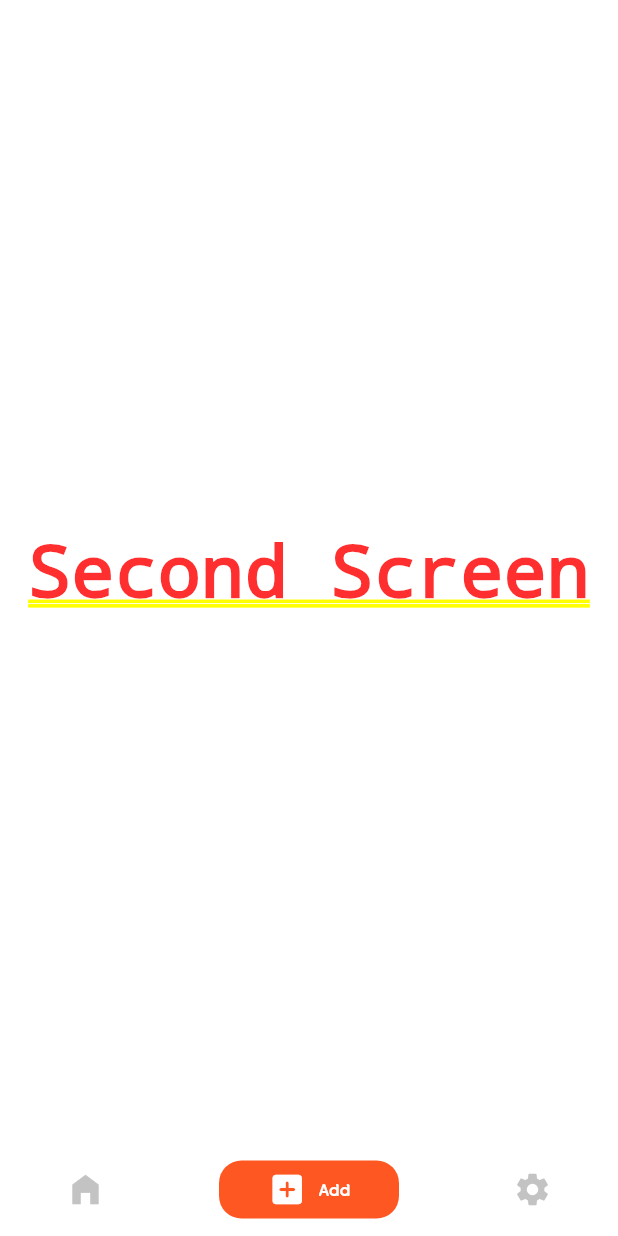
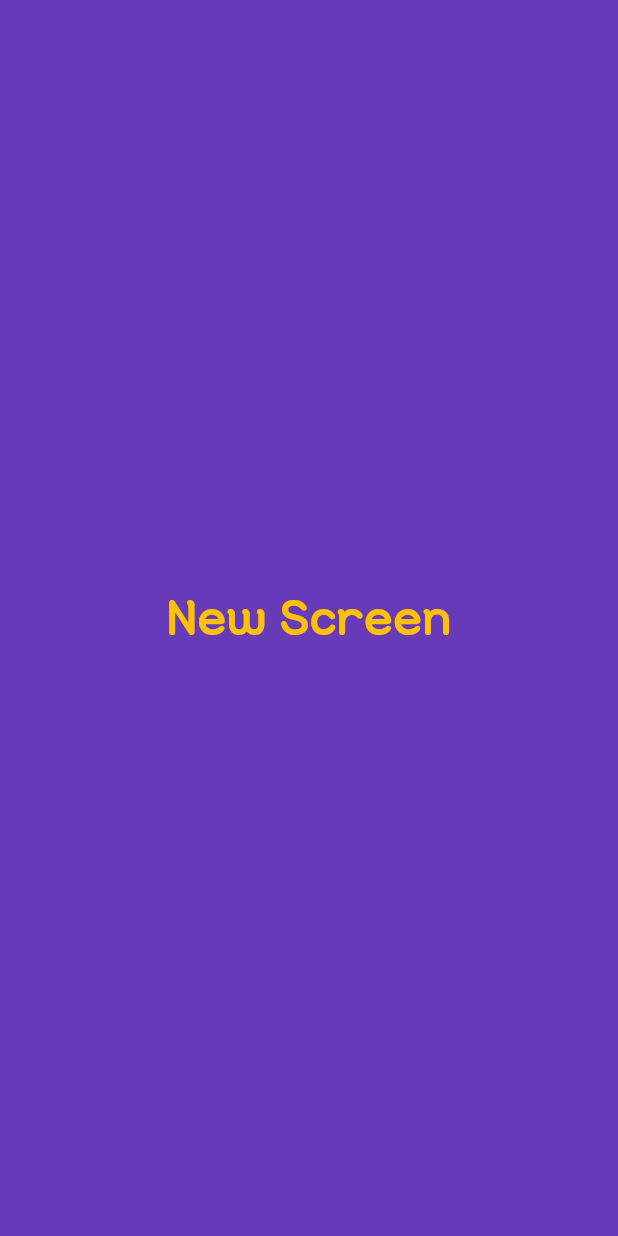
Before and after one commit to boglbbogl/flutter_goffer, a Flutter app: the screen it shows after launch, item 2 of the bottom bar chosen, on a phone screen of 412 x 824 dp. Run offline on Flutter 3.47's test engine with Material 2 defaults, Android fonts, the phone set to English and light mode, and no system bars; drawn by our look-alikes of persistent_bottom_nav_bar; our stand-ins replace get_it, injectable.

Commit message:
bottom Navigation bar Custom

```diff
--- /dev/null
+++ b/lib/presentation/create/create_main_page.dart
@@ -0,0 +1,20 @@
+import 'package:flutter/material.dart';
+import 'package:flutter_goffer/_constant/widgets/theme.dart';
+
+class CreateMainPage extends StatelessWidget {
+  const CreateMainPage({Key? key}) : super(key: key);
+
+  @override
+  Widget build(BuildContext context) {
+    return Container(
+      color: Colors.deepPurple,
+      child: Center(
+        child: Text(
+          'New Screen',
+          style: theme.textTheme.bodyText2!.copyWith(
+              color: Colors.amber, fontWeight: FontWeight.bold, fontSize: 40),
+        ),
+      ),
+    );
+  }
+}
--- a/lib/presentation/main_page.dart
+++ b/lib/presentation/main_page.dart
@@ -1,5 +1,7 @@
 import 'package:flutter/material.dart';
 import 'package:flutter_goffer/_constant/widgets/theme.dart';
+import 'package:flutter_goffer/presentation/create/create_background_page.dart';
+import 'package:flutter_goffer/presentation/create/create_main_page.dart';
 import 'package:persistent_bottom_nav_bar/persistent-tab-view.dart';
 
 class MainPage extends StatelessWidget {
@@ -12,10 +14,7 @@ class MainPage extends StatelessWidget {
           child: const Center(child: Text('First Screen')),
         ),
       ),
-      Container(
-        color: Colors.white,
-        child: const Center(child: Text('Second Screen')),
-      ),
+      const CreateBackgroundPage(),
       Container(
         color: Colors.white,
         child: const Center(child: Text('Third Screen')),
@@ -48,11 +47,11 @@ class MainPage extends StatelessWidget {
       _btnItem(
           title: "Add",
           icon: Icons.add_box_rounded,
-          activeColor: Colors.deepOrange),
+          activeColor: Colors.deepPurple),
       _btnItem(
         title: "Setting",
         icon: Icons.settings,
-        activeColor: Colors.amber,
+        activeColor: Colors.deepOrange,
       ),
     ];
   }
@@ -68,7 +67,14 @@ class MainPage extends StatelessWidget {
         controller: controller,
         screens: _screens(),
         items: _items(),
-        onItemSelected: (index) {},
+        onItemSelected: (index) {
+          if (index == 1) {
+            pushNewScreen(context,
+                screen: const CreateMainPage(),
+                pageTransitionAnimation: PageTransitionAnimation.slideUp);
+            controller.jumpToTab(0);
+          }
+        },
         // backgroundColor: Colors.white,
         navBarHeight: 62,
         navBarStyle: NavBarStyle.style10,
```
Also changed, not shown: lib/presentation/create/create_background_page.dart (added, +20 -0 lines).
